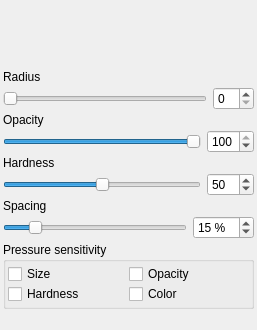
The window that src/client/ui/brushsettings.ui (drawpile/Drawpile) describes before a commit, drawn with Qt 5.
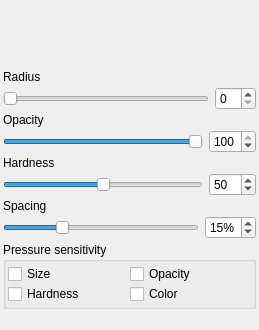
The same window after the commit. Custom widgets are drawn as their Qt base class.

What changed in the file:
```diff
--- a/src/client/ui/brushsettings.ui
+++ b/src/client/ui/brushsettings.ui
@@ -5,7 +5,7 @@
    <rect>
     <x>0</x>
     <y>0</y>
-    <width>257</width>
+    <width>259</width>
     <height>330</height>
    </rect>
   </property>
@@ -193,10 +193,10 @@
      <item>
       <widget class="QSlider" name="brushspacing" >
        <property name="minimum" >
-        <number>0</number>
+        <number>1</number>
        </property>
        <property name="maximum" >
-        <number>100</number>
+        <number>50</number>
        </property>
        <property name="value" >
         <number>15</number>
@@ -209,13 +209,13 @@
      <item>
       <widget class="QSpinBox" name="brushspacingbox" >
        <property name="suffix" >
-        <string> %</string>
+        <string>%</string>
        </property>
        <property name="maximum" >
-        <number>100</number>
+        <number>50</number>
        </property>
        <property name="minimum" >
-        <number>0</number>
+        <number>1</number>
        </property>
        <property name="value" >
         <number>15</number>
@@ -274,8 +274,8 @@
      </property>
      <property name="sizeHint" >
       <size>
-       <width>20</width>
-       <height>5</height>
+       <width>251</width>
+       <height>16</height>
       </size>
      </property>
     </spacer>
```
